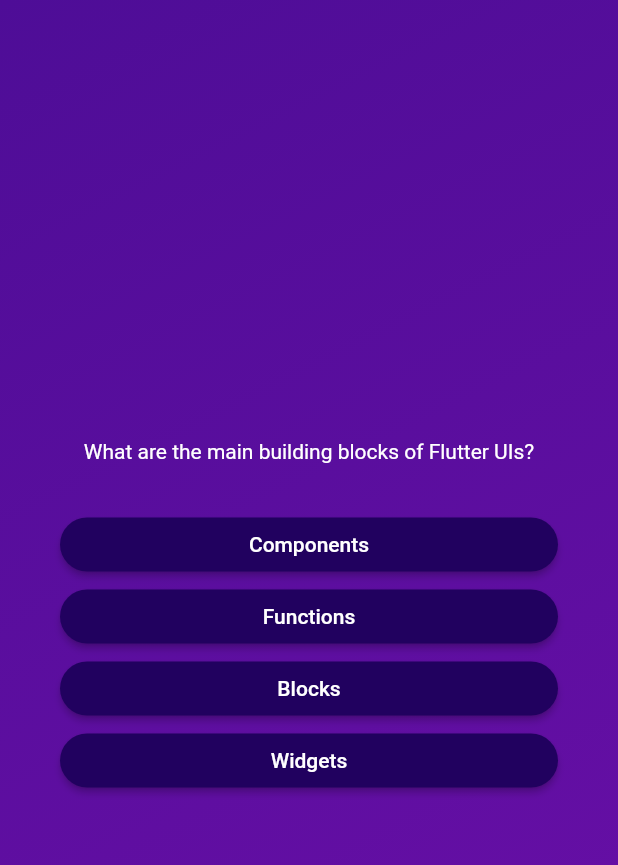
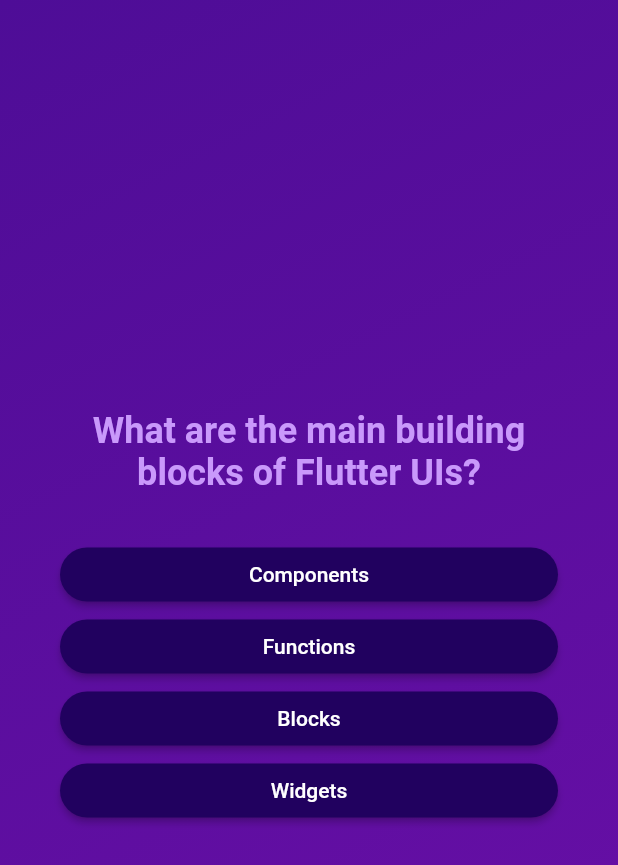
Before and after one commit to PS213073/quiz_app, a Flutter app: the screen it shows after launch, after a tap on "Start Quiz", on a phone screen of 412 x 824 dp. Shown: the top 865 px of the screen. Run offline on Flutter 3.47's test engine with Material 2 defaults, Android fonts, the phone set to English and light mode, and no system bars; our stand-ins replace google_fonts.

Commit message:
Google fonts package added and used

```diff
--- a/lib/questions_screen.dart
+++ b/lib/questions_screen.dart
@@ -1,4 +1,5 @@
 import 'package:flutter/material.dart';
+import 'package:google_fonts/google_fonts.dart';
 import 'package:quiz_app/answer_button.dart';
 import 'package:quiz_app/data/questions.dart';
 
@@ -34,9 +35,10 @@ class _QuestionsScreenState extends State<QuestionsScreen> {
           children: [
             Text(
               currentQuestion.text,
-              style: const TextStyle(
-                color: Colors.white,
-              ),
+              style: GoogleFonts.roboto(
+                  color: const Color.fromARGB(255, 201, 153, 251),
+                  fontSize: 24,
+                  fontWeight: FontWeight.bold),
               textAlign: TextAlign.center,
             ),
             const SizedBox(
--- a/pubspec.yaml
+++ b/pubspec.yaml
@@ -35,6 +35,7 @@ dependencies:
   # The following adds the Cupertino Icons font to your application.
   # Use with the CupertinoIcons class for iOS style icons.
   cupertino_icons: ^1.0.2
+  google_fonts: ^6.1.0
 
 dev_dependencies:
   flutter_test:
```
Also changed, not shown: pubspec.lock, 1 other file.
